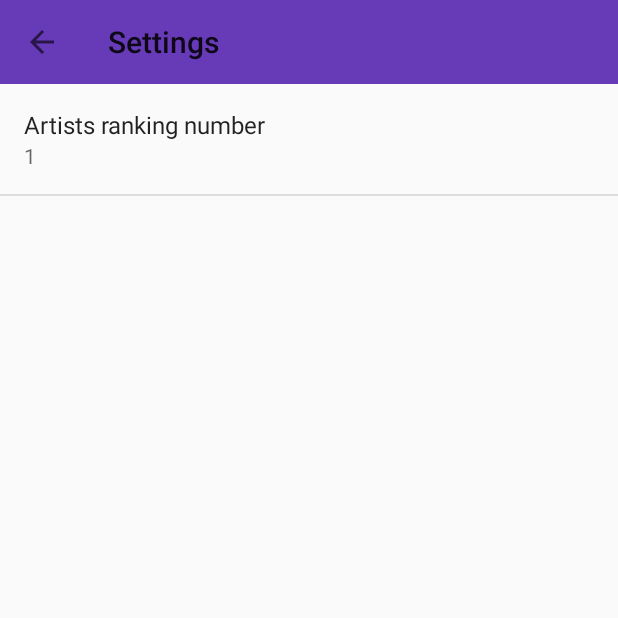
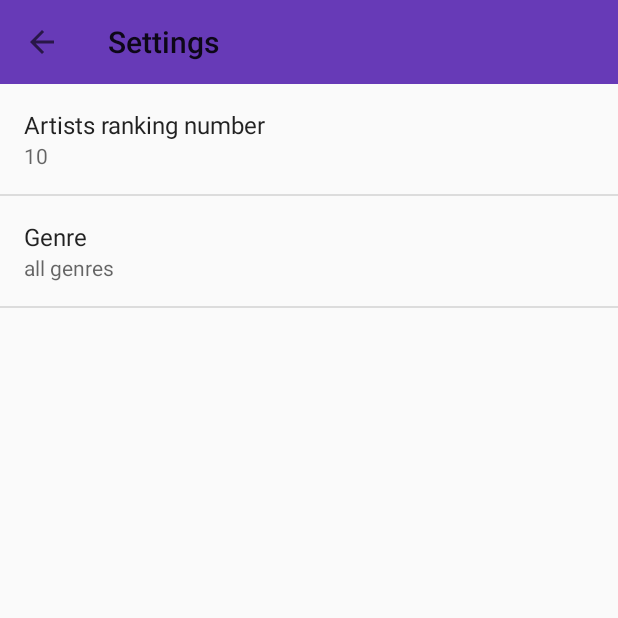
Before and after one commit to ricardonavarrom/mercury, an Android app: the screen it shows after launch (SettingsActivity), in the options menu, after a tap on "Settings", on a phone screen of 412 x 824 dp, the top half of it. Run offline under Robolectric (Android 15) with nearby library versions, the phone set to English and light mode, and no system bars; our stand-ins replace Picasso; libraries missing offline, so code that uses them is left out: com.squareup.okhttp, me.panavtec.threaddecoratedview; pictures from the network do not load; 4 statements that could not run were skipped.

Commit message:
[NEW]: Agredada nueva preferencia de usuario para controlar el genre de los artitas que aparecen en el ranking.

```diff
--- a/api/src/main/java/com/ricardonavarrom/mercury/api/EchoNestApiClient.java
+++ b/api/src/main/java/com/ricardonavarrom/mercury/api/EchoNestApiClient.java
@@ -10,13 +10,13 @@ public interface EchonestApiClient {
     String API_KEY_PARAM = "api_key";
     String FORMAT_PARAM = "format";
     String NUM_RESULTS_PARAM = "results";
-    String SORT_PARAM = "sort";
+    String GENRE_PARAM = "genre";
 
-    @GET("artist/search?bucket=hotttnesss_rank&bucket=id:spotify")
+    @GET("artist/top_hottt?bucket=hotttnesss_rank&bucket=id:spotify")
     Call<EchonestResponse> getArtistsRanking(
             @Query(API_KEY_PARAM) String apiKey,
             @Query(FORMAT_PARAM) String format,
             @Query(NUM_RESULTS_PARAM) int numResults,
-            @Query(SORT_PARAM) String sort
+            @Query(GENRE_PARAM) String genre
     );
 }
--- a/api/src/main/java/com/ricardonavarrom/mercury/api/NetworkArtistsGatewayImp.java
+++ b/api/src/main/java/com/ricardonavarrom/mercury/api/NetworkArtistsGatewayImp.java
@@ -4,10 +4,11 @@ import com.ricardonavarrom.mercury.api.mapper.ApiMapper;
 import com.ricardonavarrom.mercury.api.model.EchonestArtist;
 import com.ricardonavarrom.mercury.api.model.EchonestResponse;
 import com.ricardonavarrom.mercury.api.model.SpotifyArtistsList;
+import com.ricardonavarrom.mercury.domain.NetworkArtistsGateway;
 import com.ricardonavarrom.mercury.domain.model.Artist;
-import com.ricardonavarrom.mercury.domain.NetworkArtistsGateway;
 
 import java.io.IOException;
+import java.net.URLDecoder;
 import java.util.ArrayList;
 import java.util.List;
 
@@ -26,11 +27,14 @@ public class NetworkArtistsGatewayImp implements NetworkArtistsGateway {
         apiMapper = new ApiMapper();
     }
 
-    @Override public List<Artist> getArtists(int artistsRankingNumber) {
+    @Override public List<Artist> getArtists(int artistsRankingNumber, String artistsRankingGenre) {
         try {
+            String genresValue = artistsRankingGenre.equals("all")
+                    ? null
+                    : URLDecoder.decode(artistsRankingGenre, "UTF-8");
             EchonestResponse echonestResponse =
                   echoNestApiClient.getArtistsRanking(
-                          echonestApiKey, "json", artistsRankingNumber, "hotttnesss-desc")
+                          echonestApiKey, "json", artistsRankingNumber, genresValue)
                           .execute().body();
             List<EchonestArtist> echonestArtists = echonestResponse.getArtists().getItems();
 
--- a/app/src/main/java/com/ricardonavarrom/mercury/ArtistsFragment.java
+++ b/app/src/main/java/com/ricardonavarrom/mercury/ArtistsFragment.java
@@ -69,8 +69,9 @@ public class ArtistsFragment extends Fragment implements ArtistsView {
 
     @Override public void onViewCreated(View view, Bundle savedInstanceState) {
         super.onViewCreated(view, savedInstanceState);
-        int artistsRankingNumber = ((MainActivity) getActivity()).getPreferredArtistRankingNumber();
-        presenter.onUiReady(artistsRankingNumber);
+        int artistsRankingNumber = ((MainActivity) getActivity()).getPreferredArtistsRankingNumber();
+        String artistsRankingGenre = ((MainActivity) getActivity()).getPreferredArtistsRankingGenre();
+        presenter.onUiReady(artistsRankingNumber, artistsRankingGenre);
     }
 
     @Override public void onDestroy() {
@@ -78,12 +79,9 @@ public class ArtistsFragment extends Fragment implements ArtistsView {
         super.onDestroy();
     }
 
-    public void onUiReady(int actualArtistsRankingNumber) {
-        presenter.onUiReady(actualArtistsRankingNumber);
-    }
-
-    public void onSharedPreferenceChanged(int actualArtistsRankingNumber) {
-        presenter.onSharedPreferenceChanged(actualArtistsRankingNumber);
+    public void onSharedPreferenceChanged(int actualArtistsRankingNumber,
+                                          String actualArtistsRankingGenre) {
+        presenter.onSharedPreferenceChanged(actualArtistsRankingNumber, actualArtistsRankingGenre);
     }
 
     @Override
--- a/app/src/main/java/com/ricardonavarrom/mercury/MainActivity.java
+++ b/app/src/main/java/com/ricardonavarrom/mercury/MainActivity.java
@@ -17,6 +17,7 @@ import com.ricardonavarrom.mercury.domain.model.Artist;
 public class MainActivity extends AppCompatActivity implements ArtistsFragment.Callback {
 
     private int artistsRankingNumber;
+    private String artistsRankingGenre;
 
     @Override
     protected void onCreate(Bundle savedInstanceState) {
@@ -34,7 +35,8 @@ public class MainActivity extends AppCompatActivity implements ArtistsFragment.C
             }
         });
 
-        artistsRankingNumber = getPreferredArtistRankingNumber();
+        artistsRankingNumber = getPreferredArtistsRankingNumber();
+        artistsRankingGenre = getPreferredArtistsRankingGenre();
     }
 
     @Override
@@ -47,14 +49,19 @@ public class MainActivity extends AppCompatActivity implements ArtistsFragment.C
     @Override
     protected void onResume() {
         super.onResume();
-        int actualArtistsRankingNumber = getPreferredArtistRankingNumber();
-        if (actualArtistsRankingNumber != artistsRankingNumber) {
+        int actualArtistsRankingNumber = getPreferredArtistsRankingNumber();
+        String actualArtistsRankingGenre = getPreferredArtistsRankingGenre();
+        if (actualArtistsRankingNumber != artistsRankingNumber
+                || !actualArtistsRankingGenre.equals(artistsRankingGenre)) {
             ArtistsFragment artistsFragment = (ArtistsFragment)
                     getSupportFragmentManager().findFragmentById(R.id.content_fragment_artists);
             if (artistsFragment != null) {
-                artistsFragment.onSharedPreferenceChanged(actualArtistsRankingNumber);
+                artistsFragment.onSharedPreferenceChanged(actualArtistsRankingNumber,
+                        actualArtistsRankingGenre);
             }
         }
+        artistsRankingNumber = actualArtistsRankingNumber;
+        artistsRankingGenre = actualArtistsRankingGenre;
     }
 
     @Override
@@ -72,7 +79,7 @@ public class MainActivity extends AppCompatActivity implements ArtistsFragment.C
         return super.onOptionsItemSelected(item);
     }
 
-    public int getPreferredArtistRankingNumber() {
+    public int getPreferredArtistsRankingNumber() {
         SharedPreferences sharedPreferences = PreferenceManager.getDefaultSharedPreferences(this);
         String stringArtistsRankingNumber = sharedPreferences.getString(
                 getString(R.string.pref_artists_rank_number_key),
@@ -81,4 +88,12 @@ public class MainActivity extends AppCompatActivity implements ArtistsFragment.C
 
         return Integer.parseInt(stringArtistsRankingNumber);
     }
+
+    public String getPreferredArtistsRankingGenre() {
+        SharedPreferences sharedPreferences = PreferenceManager.getDefaultSharedPreferences(this);
+        return sharedPreferences.getString(
+                getString(R.string.pref_artists_rank_genre_key),
+                getString(R.string.pref_artists_rank_genre_default)
+        );
+    }
 }
--- a/app/src/main/java/com/ricardonavarrom/mercury/SettingsActivity.java
+++ b/app/src/main/java/com/ricardonavarrom/mercury/SettingsActivity.java
@@ -23,6 +23,7 @@ public class SettingsActivity extends PreferenceActivity
         addPreferencesFromResource(R.xml.pref_general);
 
         bindPreferenceSummaryToValue(findPreference(getString(R.string.pref_artists_rank_number_key)));
+        bindPreferenceSummaryToValue(findPreference(getString(R.string.pref_artists_rank_genre_key)));
     }
 
     private void bindPreferenceSummaryToValue(Preference preference) {
--- a/app/src/main/res/layout/settings_toolbar.xml
+++ b/app/src/main/res/layout/settings_toolbar.xml
@@ -2,7 +2,7 @@
 <android.support.v7.widget.Toolbar
     xmlns:android="http://schemas.android.com/apk/res/android"
     xmlns:app="http://schemas.android.com/apk/res-auto"
-    android:id="@+id/toolbar"
+    android:id="@+id/settings_toolbar"
     android:layout_width="match_parent"
     android:layout_height="wrap_content"
     android:minHeight="?attr/actionBarSize"
--- /dev/null
+++ b/app/src/main/res/values/arrays.xml
@@ -0,0 +1,56 @@
+<?xml version="1.0" encoding="utf-8" ?>
+<resources>
+    <string-array name="genres_labels">
+        <item>all genres</item>
+        <item>blues</item>
+        <item>classical</item>
+        <item>country</item>
+        <item>disco</item>
+        <item>electronic dance music</item>
+        <item>electro</item>
+        <item>electro latino</item>
+        <item>folk</item>
+        <item>funk</item>
+        <item>hip hop</item>
+        <item>house</item>
+        <item>indie pop</item>
+        <item>indie rock</item>
+        <item>jazz</item>
+        <item>latin</item>
+        <item>metal</item>
+        <item>pop</item>
+        <item>punk</item>
+        <item>reggae</item>
+        <item>rhythm and blues</item>
+        <item>rock</item>
+        <item>soul</item>
+        <item>teen pop</item>
+    </string-array>
+
+    <string-array name="genres_values">
+        <item>all</item>
+        <item>blues</item>
+        <item>classical</item>
+        <item>country</item>
+        <item>disco</item>
+        <item>edm</item>
+        <item>electro</item>
+        <item>electro latino</item>
+        <item>folk</item>
+        <item>funk</item>
+        <item>hip hop</item>
+        <item>house</item>
+        <item>indie pop</item>
+        <item>indie rock</item>
+        <item>jazz</item>
+        <item>latin</item>
+        <item>metal</item>
+        <item>pop</item>
+        <item>punk</item>
+        <item>reggae</item>
+        <item>r%26b</item>
+        <item>rock</item>
+        <item>soul</item>
+        <item>teen pop</item>
+    </string-array>
+</resources>
--- a/app/src/main/res/values/strings.xml
+++ b/app/src/main/res/values/strings.xml
@@ -6,7 +6,12 @@
     <string name="title_activity_artist">Artist detail</string>
     <string name="title_activity_settings">Settings</string>
 
+    <string name="pref_artists_rank_number_key">artistsRankingNumber</string>
     <string name="pref_artists_rank_number_label">Artists ranking number</string>
-    <string name="pref_artists_rank_number_key">artistsRankingNumber</string>
-    <string name="pref_artists_rank_number_default" translatable="false">1</string>
+    <string name="pref_artists_rank_number_default" translatable="false">10</string>
+
+
+    <string name="pref_artists_rank_genre_key">artistsRankingGenres</string>
+    <string name="pref_artists_rank_genre_label">Genre</string>
+    <string name="pref_artists_rank_genre_default">all</string>
 </resources>
--- a/app/src/main/res/xml/pref_general.xml
+++ b/app/src/main/res/xml/pref_general.xml
@@ -10,4 +10,10 @@
         android:inputType="text"
         android:singleLine="true" />
 
+    <ListPreference
+        android:title="@string/pref_artists_rank_genre_label"
+        android:key="@string/pref_artists_rank_genre_key"
+        android:entries="@array/genres_labels"
+        android:entryValues="@array/genres_values"
+        android:defaultValue="@string/pref_artists_rank_genre_default"/>
 </PreferenceScreen>
--- a/domain/src/main/java/com/ricardonavarrom/mercury/domain/NetworkArtistsGateway.java
+++ b/domain/src/main/java/com/ricardonavarrom/mercury/domain/NetworkArtistsGateway.java
@@ -5,5 +5,5 @@ import com.ricardonavarrom.mercury.domain.model.Artist;
 import java.util.List;
 
 public interface NetworkArtistsGateway {
-    List<Artist> getArtists(int artistsRankingNumber);
+    List<Artist> getArtists(int artistsRankingNumber, String artisRankingGenre);
 }
--- a/domain/src/main/java/com/ricardonavarrom/mercury/domain/interactor/LoadArtistsInteractor.java
+++ b/domain/src/main/java/com/ricardonavarrom/mercury/domain/interactor/LoadArtistsInteractor.java
@@ -13,6 +13,7 @@ public class LoadArtistsInteractor implements Interactor {
     private NetworkArtistsGateway networkArtistsGateway;
 
     private int artistsRankingNumber;
+    private String artistsRankingGenre;
 
     public LoadArtistsInteractor(LocalArtistsGateway localArtistsGateway,
                                  NetworkArtistsGateway networkArtistsGateway) {
@@ -38,10 +39,15 @@ public class LoadArtistsInteractor implements Interactor {
         this.artistsRankingNumber = artistsRankingNumber;
     }
 
+    public void setArtistsRankingGenre(String artistsRankingGenre) {
+        this.artistsRankingGenre = artistsRankingGenre;
+    }
+
     private void loadArtists() {
         List<Artist> artistsList = localArtistsGateway.getArtists();
         if (artistsList.isEmpty()) {
-            artistsList = networkArtistsGateway.getArtists(artistsRankingNumber);
+            artistsList = networkArtistsGateway.getArtists(artistsRankingNumber,
+                    artistsRankingGenre);
             output.onArtistsLoaded(artistsList);
             localArtistsGateway.persistsArtists(artistsList);
         } else {
--- a/domain/src/main/java/com/ricardonavarrom/mercury/domain/interactor/RefreshArtistsInteractor.java
+++ b/domain/src/main/java/com/ricardonavarrom/mercury/domain/interactor/RefreshArtistsInteractor.java
@@ -13,6 +13,7 @@ public class RefreshArtistsInteractor implements Interactor {
     private NetworkArtistsGateway networkArtistsGateway;
 
     private int artistsRankingNumber;
+    String artistsRankingGenre;
 
     public RefreshArtistsInteractor(LocalArtistsGateway localArtistsGateway,
                                     NetworkArtistsGateway networkArtistsGateway) {
@@ -38,8 +39,13 @@ public class RefreshArtistsInteractor implements Interactor {
         this.artistsRankingNumber = artistsRankingNumber;
     }
 
+    public void setArtistsRankingGenre(String artistsRankingGenre) {
+        this.artistsRankingGenre = artistsRankingGenre;
+    }
+
     private void refreshArtists() {
-        List<Artist> artistsList = networkArtistsGateway.getArtists(artistsRankingNumber);
+        List<Artist> artistsList = networkArtistsGateway.getArtists(artistsRankingNumber,
+                artistsRankingGenre);
         output.onArtistsRefreshed(artistsList);
         localArtistsGateway.removeAllArtists();
         localArtistsGateway.persistsArtists(artistsList);
--- a/presentation/src/main/java/com/ricardonavarrom/mercury/presentation/presenter/ArtistsPresenter.java
+++ b/presentation/src/main/java/com/ricardonavarrom/mercury/presentation/presenter/ArtistsPresenter.java
@@ -1,7 +1,7 @@
 package com.ricardonavarrom.mercury.presentation.presenter;
 
 public interface ArtistsPresenter {
-    void onUiReady(int artistsRankingNumber);
-    void onSharedPreferenceChanged(int artistsRankingNumber);
+    void onUiReady(int artistsRankingNumber, String artistsRankingGenre);
+    void onSharedPreferenceChanged(int artistsRankingNumber, String artistsRankingGenre);
     void detachView();
 }
--- a/presentation/src/main/java/com/ricardonavarrom/mercury/presentation/presenter/ArtistsPresenterImp.java
+++ b/presentation/src/main/java/com/ricardonavarrom/mercury/presentation/presenter/ArtistsPresenterImp.java
@@ -23,6 +23,7 @@ public class ArtistsPresenterImp implements ArtistsPresenter, LoadArtistsInterac
     private final MercuryViewInjector viewInjector;
 
     int artistsRankingNumber;
+    String artistsRankingGenre;
 
     public ArtistsPresenterImp(ArtistsView view, LoadArtistsInteractor loadArtistsInteractor,
                                RefreshArtistsInteractor refreshArtistsInteractor,
@@ -36,20 +37,24 @@ public class ArtistsPresenterImp implements ArtistsPresenter, LoadArtistsInterac
     }
 
     @Override
-    public void onUiReady(int artistsRankingNumber) {
+    public void onUiReady(int artistsRankingNumber, String artistsRankingGenre) {
         view.showLoading();
         this.artistsRankingNumber = artistsRankingNumber;
+        this.artistsRankingGenre = artistsRankingGenre;
         loadArtistsInteractor.setArtistsRankingNumber(artistsRankingNumber);
+        loadArtistsInteractor.setArtistsRankingGenre(artistsRankingGenre);
         loadArtistsInteractor.setOutput(this);
         interactorExecutor.execute(loadArtistsInteractor);
         view = viewInjector.inject(view);
     }
 
     @Override
-    public void onSharedPreferenceChanged(int artistsRankingNumber) {
+    public void onSharedPreferenceChanged(int artistsRankingNumber, String artistsRankingGenre) {
         view.showLoading();
         this.artistsRankingNumber = artistsRankingNumber;
+        this.artistsRankingGenre = artistsRankingGenre;
         refreshArtistsInteractor.setArtistsRankingNumber(artistsRankingNumber);
+        refreshArtistsInteractor.setArtistsRankingGenre(artistsRankingGenre);
         refreshArtistsInteractor.setOutput(this);
         interactorExecutor.execute(refreshArtistsInteractor);
         view = viewInjector.inject(view);
```
Also changed, not shown: 1 other file.
